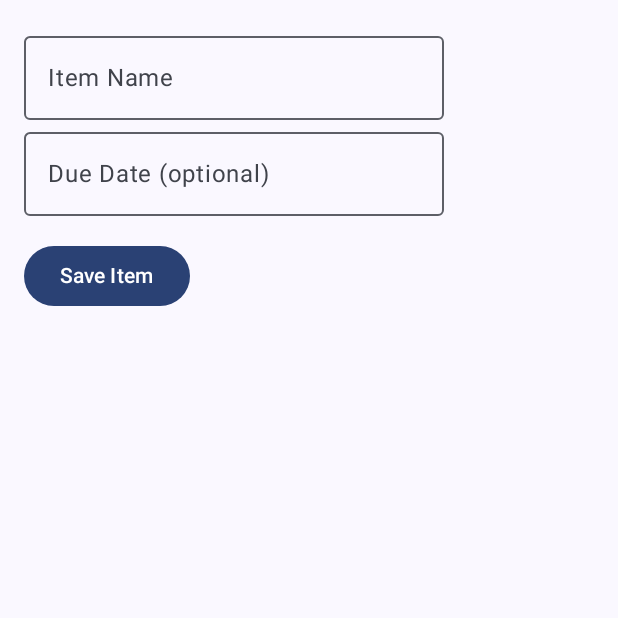
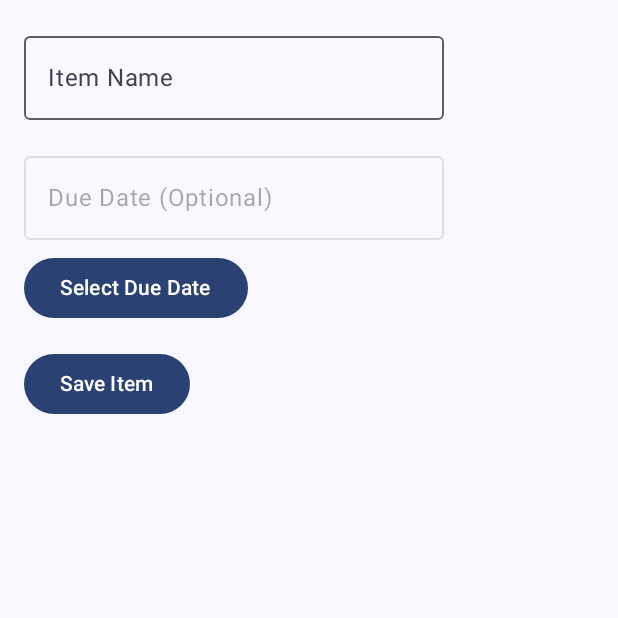
Before and after one commit to Gicheru-yvonne/kotlin-todo-app, an Android app built with Jetpack Compose: the composable AddTodoItemScreen shown on its own in the app's theme, on a phone screen of 412 x 824 dp, the top half of it. Run offline under Robolectric (Android 15) with nearby library versions, the phone set to English and light mode, and no system bars.

Commit message:
Add changes group 2

```diff
--- a/app/src/main/java/com/example/todofinal/AddTodoItemActivity.kt
+++ b/app/src/main/java/com/example/todofinal/AddTodoItemActivity.kt
@@ -1,5 +1,6 @@
-package com.example.todofinal.com.example.todofinal
+package com.example.todofinal
 
+import android.app.DatePickerDialog
 import android.content.ContentValues
 import android.os.Bundle
 import android.widget.Toast
@@ -12,8 +13,9 @@ import androidx.compose.material3.OutlinedTextField
 import androidx.compose.material3.Text
 import androidx.compose.runtime.*
 import androidx.compose.ui.Modifier
+import androidx.compose.ui.platform.LocalContext
 import androidx.compose.ui.unit.dp
-import com.example.todofinal.TodoDatabaseHelper
+import java.util.*
 
 class AddTodoItemActivity : ComponentActivity() {
     override fun onCreate(savedInstanceState: Bundle?) {
@@ -48,8 +50,22 @@ class AddTodoItemActivity : ComponentActivity() {
 
 @Composable
 fun AddTodoItemScreen(onSaveClick: (String, String) -> Unit) {
+    val context = LocalContext.current
     var itemName by remember { mutableStateOf("") }
     var dueDate by remember { mutableStateOf("") }
+    val calendar = Calendar.getInstance()
+
+    val datePickerDialog = DatePickerDialog(
+        context,
+        { _, year, month, dayOfMonth ->
+            dueDate = "$year-${month + 1}-$dayOfMonth"
+        },
+        calendar.get(Calendar.YEAR),
+        calendar.get(Calendar.MONTH),
+        calendar.get(Calendar.DAY_OF_MONTH)
+    ).apply {
+        datePicker.minDate = Calendar.getInstance().timeInMillis
+    }
 
     Column(modifier = Modifier.padding(16.dp)) {
         OutlinedTextField(
@@ -59,9 +75,17 @@ fun AddTodoItemScreen(onSaveClick: (String, String) -> Unit) {
         )
         OutlinedTextField(
             value = dueDate,
-            onValueChange = { dueDate = it },
-            label = { Text("Due Date (optional)") }
+            onValueChange = {},
+            label = { Text("Due Date (Optional)") },
+            enabled = false,
+            modifier = Modifier.padding(top = 16.dp)
         )
+        Button(
+            onClick = { datePickerDialog.show() },
+            modifier = Modifier.padding(top = 8.dp)
+        ) {
+            Text("Select Due Date")
+        }
         Button(
             onClick = { onSaveClick(itemName, dueDate) },
             modifier = Modifier.padding(top = 16.dp)
```
Also changed, not shown: app/src/main/java/com/example/todofinal/MainActivity.kt (+39 -15 lines).
